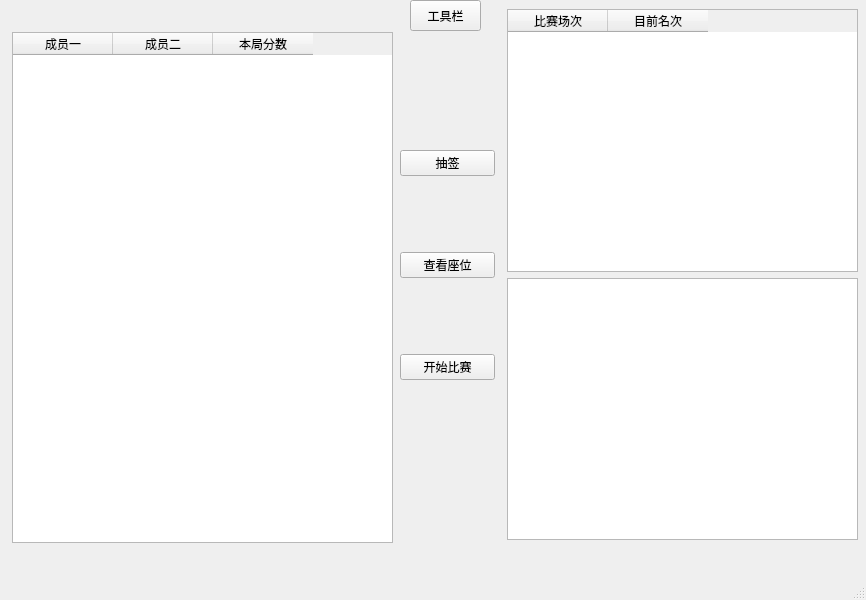
Chuancy-ye/guandan2, file qtui.ui: the form before one commit.
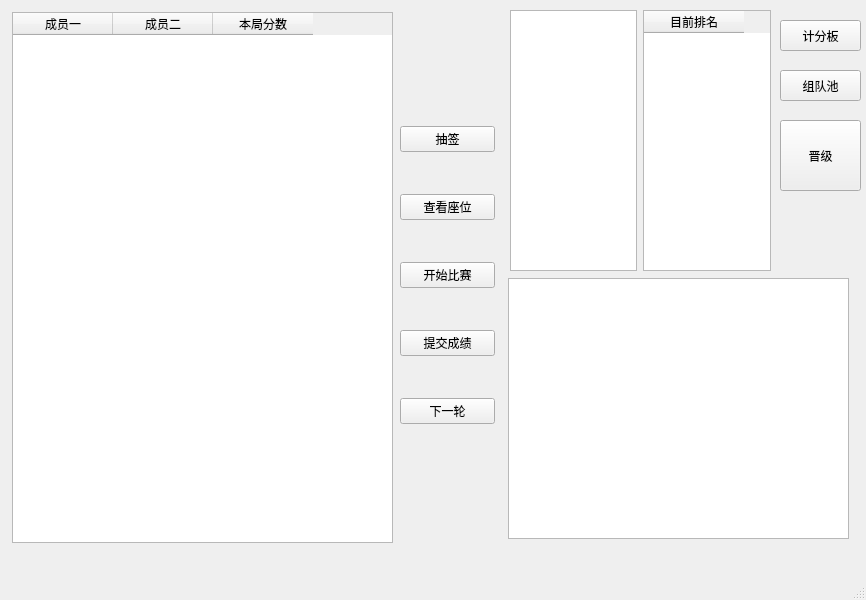
The form after the commit.

```diff
--- a/qtui.ui
+++ b/qtui.ui
@@ -17,50 +17,16 @@
    <widget class="QToolButton" name="toolButton">
     <property name="geometry">
      <rect>
-      <x>410</x>
-      <y>0</y>
-      <width>71</width>
+      <x>780</x>
+      <y>20</y>
+      <width>81</width>
       <height>31</height>
      </rect>
     </property>
     <property name="text">
-     <string>工具栏</string>
+     <string>计分板</string>
     </property>
    </widget>
-   <widget class="QWidget" name="verticalLayoutWidget">
-    <property name="geometry">
-     <rect>
-      <x>507</x>
-      <y>9</y>
-      <width>351</width>
-      <height>531</height>
-     </rect>
-    </property>
-    <layout class="QVBoxLayout" name="verticalLayout">
-     <item>
-      <widget class="QTableWidget" name="tableWidget_2">
-       <column>
-        <property name="text">
-         <string>比赛场次</string>
-        </property>
-        <property name="font">
-         <font>
-          <kerning>false</kerning>
-         </font>
-        </property>
-       </column>
-       <column>
-        <property name="text">
-         <string>目前名次</string>
-        </property>
-       </column>
-      </widget>
-     </item>
-     <item>
-      <widget class="QTextBrowser" name="textBrowser"/>
-     </item>
-    </layout>
-   </widget>
    <widget class="QWidget" name="widget" native="true">
     <property name="geometry">
      <rect>
@@ -75,9 +41,9 @@
     <property name="geometry">
      <rect>
       <x>12</x>
-      <y>32</y>
+      <y>12</y>
       <width>381</width>
-      <height>511</height>
+      <height>531</height>
      </rect>
     </property>
     <column>
@@ -103,7 +69,7 @@
     <property name="geometry">
      <rect>
       <x>400</x>
-      <y>80</y>
+      <y>90</y>
       <width>95</width>
       <height>371</height>
      </rect>
@@ -130,8 +96,87 @@
        </property>
       </widget>
      </item>
+     <item>
+      <widget class="QPushButton" name="pushButton_3">
+       <property name="text">
+        <string>提交成绩</string>
+       </property>
+      </widget>
+     </item>
+     <item>
+      <widget class="QPushButton" name="pushButton_5">
+       <property name="text">
+        <string>下一轮</string>
+       </property>
+      </widget>
+     </item>
     </layout>
    </widget>
+   <widget class="QPushButton" name="pushButton_6">
+    <property name="geometry">
+     <rect>
+      <x>780</x>
+      <y>70</y>
+      <width>81</width>
+      <height>31</height>
+     </rect>
+    </property>
+    <property name="text">
+     <string>组队池</string>
+    </property>
+   </widget>
+   <widget class="QWidget" name="horizontalLayoutWidget">
+    <property name="geometry">
+     <rect>
+      <x>510</x>
+      <y>10</y>
+      <width>261</width>
+      <height>261</height>
+     </rect>
+    </property>
+    <layout class="QHBoxLayout" name="horizontalLayout">
+     <item>
+      <widget class="QTreeView" name="treeView"/>
+     </item>
+     <item>
+      <widget class="QTableWidget" name="tableWidget_2">
+       <column>
+        <property name="text">
+         <string>目前排名</string>
+        </property>
+        <property name="font">
+         <font>
+          <kerning>false</kerning>
+         </font>
+        </property>
+       </column>
+      </widget>
+     </item>
+    </layout>
+   </widget>
+   <widget class="QPushButton" name="pushButton_7">
+    <property name="geometry">
+     <rect>
+      <x>780</x>
+      <y>120</y>
+      <width>81</width>
+      <height>71</height>
+     </rect>
+    </property>
+    <property name="text">
+     <string>晋级</string>
+    </property>
+   </widget>
+   <widget class="QTextBrowser" name="textBrowser">
+    <property name="geometry">
+     <rect>
+      <x>508</x>
+      <y>278</y>
+      <width>341</width>
+      <height>261</height>
+     </rect>
+    </property>
+   </widget>
   </widget>
   <widget class="QMenuBar" name="menubar">
    <property name="geometry">
```
